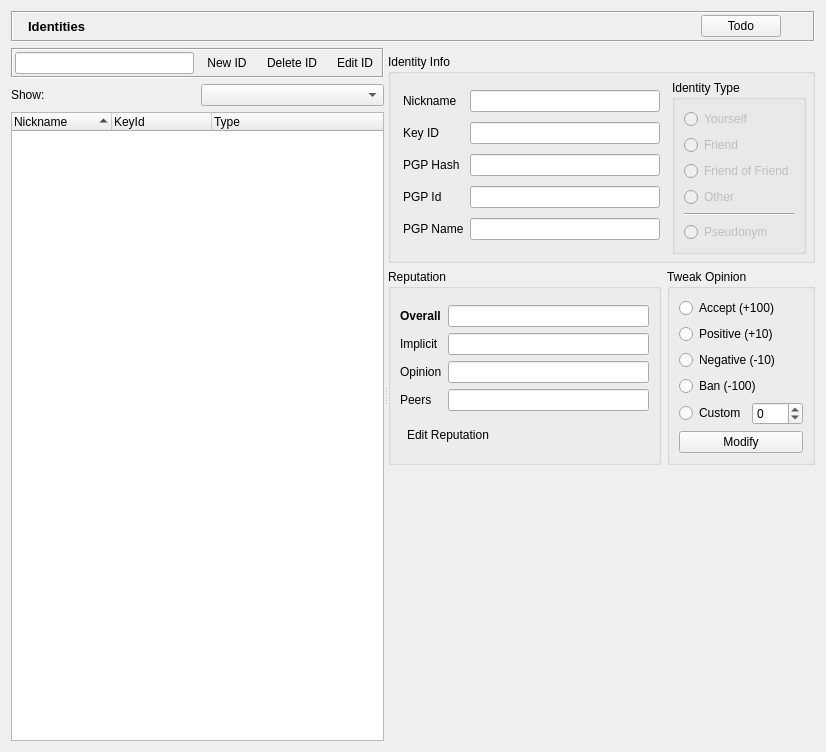
Above: retroshare-gui/src/gui/Identity/IdDialog.ui from RetroShare/RetroShare before the change. Below: the same form after it.
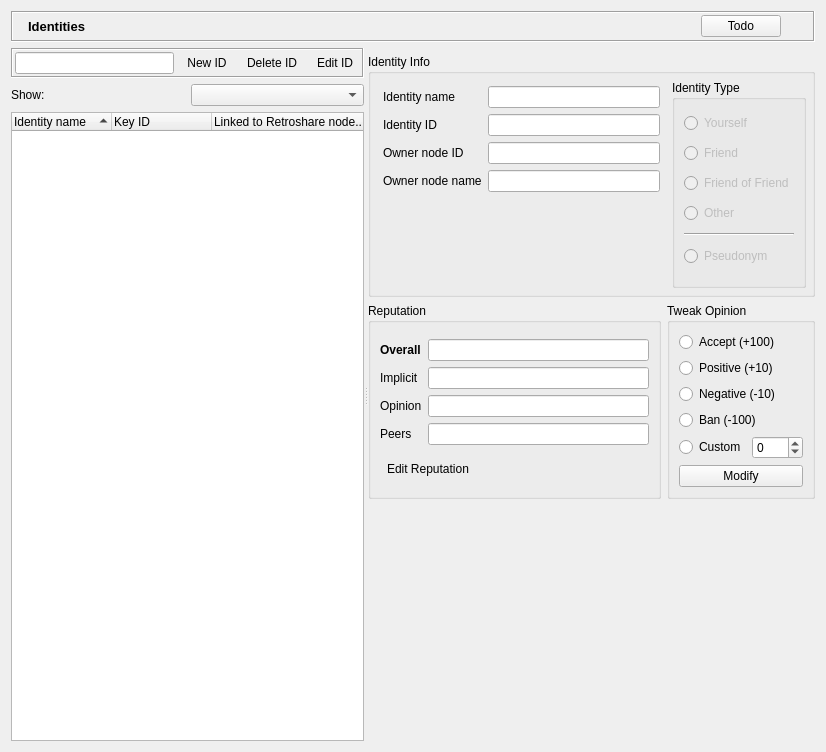
That is the form after the change. Icons and pictures are not drawn. Custom widgets are drawn as their Qt base class.

Commit message: improved display in Identity tab

```diff
--- a/retroshare-gui/src/gui/Identity/IdDialog.ui
+++ b/retroshare-gui/src/gui/Identity/IdDialog.ui
@@ -122,7 +122,7 @@
      <property name="orientation">
       <enum>Qt::Horizontal</enum>
      </property>
-     <widget class="QWidget" name="">
+     <widget class="QWidget" name="layoutWidget">
       <layout class="QVBoxLayout" name="verticalLayout_5">
        <item>
         <widget class="QFrame" name="toolBarFrame">
@@ -253,24 +253,24 @@
          </property>
          <column>
           <property name="text">
-           <string>Nickname</string>
+           <string>Identity name</string>
           </property>
          </column>
          <column>
           <property name="text">
-           <string>KeyId</string>
+           <string>Key ID</string>
           </property>
          </column>
          <column>
           <property name="text">
-           <string>Type</string>
+           <string>Linked to Retroshare node...</string>
           </property>
          </column>
         </widget>
        </item>
       </layout>
      </widget>
-     <widget class="QWidget" name="">
+     <widget class="QWidget" name="layoutWidget">
       <layout class="QVBoxLayout" name="verticalLayout_4">
        <item>
         <widget class="HeaderFrame" name="headerFrame">
@@ -386,6 +386,13 @@
             <property name="margin">
              <number>6</number>
             </property>
+            <item row="2" column="0">
+             <widget class="QLabel" name="PgpId_LB">
+              <property name="text">
+               <string>Owner node ID</string>
+              </property>
+             </widget>
+            </item>
             <item row="0" column="1">
              <widget class="QLineEdit" name="lineEdit_Nickname">
               <property name="enabled">
@@ -399,7 +406,7 @@
             <item row="0" column="0">
              <widget class="QLabel" name="label">
               <property name="text">
-               <string>Nickname</string>
+               <string>Identity name</string>
               </property>
              </widget>
             </item>
@@ -416,35 +423,28 @@
             <item row="1" column="0">
              <widget class="QLabel" name="label_4">
               <property name="text">
-               <string>Key ID</string>
-              </property>
-             </widget>
-            </item>
-            <item row="2" column="0">
-             <widget class="QLabel" name="label_8">
-              <property name="text">
-               <string>PGP Hash</string>
-              </property>
-             </widget>
-            </item>
-            <item row="2" column="1">
-             <widget class="QLineEdit" name="lineEdit_GpgHash">
-              <property name="enabled">
-               <bool>true</bool>
-              </property>
-              <property name="readOnly">
-               <bool>true</bool>
+               <string>Identity ID</string>
               </property>
              </widget>
             </item>
             <item row="3" column="0">
              <widget class="QLabel" name="label_7">
               <property name="text">
-               <string>PGP Id</string>
+               <string>Owner node name</string>
               </property>
              </widget>
             </item>
             <item row="3" column="1">
+             <widget class="QLineEdit" name="lineEdit_GpgName">
+              <property name="enabled">
+               <bool>true</bool>
+              </property>
+              <property name="readOnly">
+               <bool>true</bool>
+              </property>
+             </widget>
+            </item>
+            <item row="2" column="1">
              <widget class="QLineEdit" name="lineEdit_GpgId">
               <property name="enabled">
                <bool>true</bool>
@@ -454,22 +454,18 @@
               </property>
              </widget>
             </item>
-            <item row="4" column="0">
-             <widget class="QLabel" name="label_3">
-              <property name="text">
-               <string>PGP Name</string>
-              </property>
-             </widget>
-            </item>
             <item row="4" column="1">
-             <widget class="QLineEdit" name="lineEdit_GpgName">
-              <property name="enabled">
-               <bool>true</bool>
+             <spacer name="verticalSpacer_2">
+              <property name="orientation">
+               <enum>Qt::Vertical</enum>
               </property>
-              <property name="readOnly">
-               <bool>true</bool>
+              <property name="sizeHint" stdset="0">
+               <size>
+                <width>20</width>
+                <height>40</height>
+               </size>
               </property>
-             </widget>
+             </spacer>
             </item>
            </layout>
           </item>
```
Left out of the diff: 3 changed lines with no effect on the pictures. The commit also changes 1 other file.
